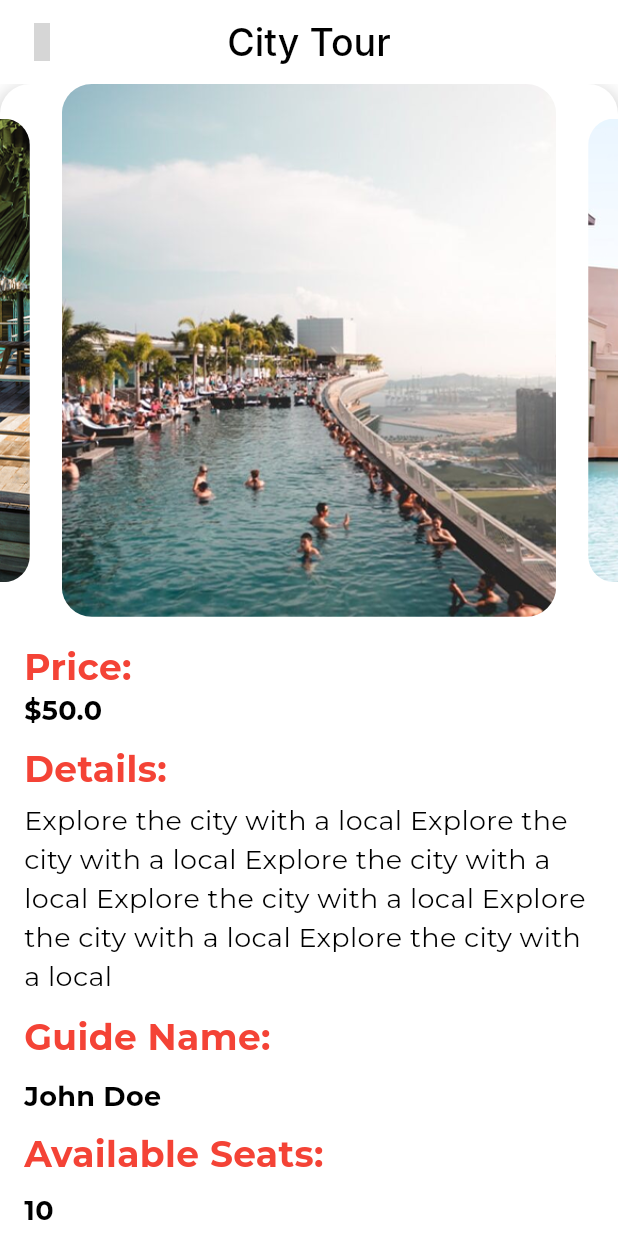
After one commit to lanashkantana/yatab, a Flutter app: the PublicPage screen opened by its route, after a tap on "City Tour", on a phone screen of 412 x 824 dp. The commit adds this screen. Run offline on Flutter 3.47's test engine with Material 3 defaults, Android fonts, the phone set to English and light mode, and no system bars; drawn by our look-alikes of carousel_slider; our stand-ins replace awesome_dialog, country_picker, curved_navigation_bar, flutter_credit_card, flutter_rating_bar, flutter_screenutil and 8 more; missing offline and left inert: icons_flutter; accounts and stored records are empty; grey boxes are pictures that could not be loaded.

Commit message:
create public tour page

```diff
--- a/lib/core/utils/app_router.dart
+++ b/lib/core/utils/app_router.dart
@@ -1,5 +1,7 @@
 import 'package:go_router/go_router.dart';
-import 'package:test/view/HomePage/hotel_page/home_details/home_details.dart';
+import 'package:test/view/HomePage/booking_page/private_tour/private_tour.dart';
+import 'package:test/view/HomePage/booking_page/public_tour/public_page.dart';
+
 
 import 'package:test/view/HomePage/hotel_page/hotel_page.dart';
 import 'package:test/view/HomePage/hotel_page/payment/payment_details_view.dart';
@@ -10,6 +12,7 @@ import 'package:test/view/auth/auth_tourist/register_page_by_tourist_body.dart';
 import 'package:test/view/auth/auth_tourist/selection_page.dart';
 import 'package:test/view/bottom-navigation_bar/bottom_nav_bar.dart';
 import 'package:test/view/onBoarding_page/on_boarding_page.dart';
+import 'package:test/view/splash_page/splash_page.dart';
 
 class AppRouter {
   static const kLoginPageForTourist = '/kLoginPageForTourist';
@@ -29,11 +32,19 @@ class AppRouter {
   static const kHotelHomeScreen = '/kHotelHomeScreen';
  static const kPayment = '/kPayment';
 
+static const kPublicPage = '/kPublicPage';
+static const kPrivatePage = '/kPrivatePage';
+
+
+
+
+
+
 
   static final router = GoRouter(
     routes: [
       GoRoute(path: '/', builder: (context, state) =>
-       const HomeDetails()),
+       const SplachView()),
       GoRoute(
         path: kOnBoardingScreen,
         builder: (context, state) => const Onboarding(),
@@ -73,6 +84,15 @@ class AppRouter {
         path: kPayment,
         builder: (context, state) => const PaymentDetailsView(),
       ),
+      GoRoute(
+        path: kPublicPage,
+        builder: (context, state) => const PublicPage(),
+      ),
+        GoRoute(
+        path: kPrivatePage,
+        builder: (context, state) => const PrivateTour(),
+      ),
+
     ],
   );
 }
--- a/lib/core/widget/custom_card.dart
+++ b/lib/core/widget/custom_card.dart
@@ -1,6 +1,6 @@
 import 'package:flutter/material.dart';
 
-import 'package:test/core/utils/app_theme.dart';
+
 
 class CommonCard extends StatefulWidget {
   final Color? color;
--- a/lib/core/widget/custom_dialog.dart
+++ b/lib/core/widget/custom_dialog.dart
@@ -1,7 +1,6 @@
 
 import 'package:flutter/material.dart';
-import 'package:test/core/utils/app_style.dart';
-import 'package:test/core/utils/app_theme.dart';
+
 
 class CustomDialog extends StatefulWidget {
   const CustomDialog({
--- /dev/null
+++ b/lib/view/HomePage/booking_page/public_tour/class_tour.dart
@@ -0,0 +1,18 @@
+
+class Tour {
+  final String name;
+  final double price;
+  final String details;
+  final String guideName;
+  final int seats;
+  final List imageUrl; // Added image URL
+
+  Tour({
+    required this.name,
+    required this.price,
+    required this.details,
+    required this.guideName,
+    required this.seats,
+    required this.imageUrl, // Initialize image URL
+  });
+}
--- /dev/null
+++ b/lib/view/HomePage/booking_page/public_tour/public_page.dart
@@ -0,0 +1,159 @@
+import 'package:flutter/material.dart';
+import 'package:flutter_screenutil/flutter_screenutil.dart';
+import 'package:go_router/go_router.dart';
+import 'package:test/core/utils/app_image.dart';
+import 'package:test/core/utils/app_router.dart';
+import 'package:test/core/widget/custom_app_bar.dart';
+import 'package:test/view/HomePage/booking_page/public_tour/class_tour.dart';
+import 'package:test/view/HomePage/booking_page/public_tour/tour_details_page.dart';
+
+class PublicPage extends StatelessWidget {
+  const PublicPage({super.key});
+
+  @override
+  Widget build(BuildContext context) {
+    final List<Tour> tours = [
+      Tour(
+        name: 'City Tour',
+        price: 50.0,
+        details: 'Explore the city with a local Explore the city with a local Explore the city with a local Explore the city with a local Explore the city with a local Explore the city with a local ',
+        guideName: 'John Doe',
+        seats: 10,
+        imageUrl: [
+AssetsData.hotel1,
+AssetsData.hotel2,
+AssetsData.hotel3,
+
+
+        ]
+      ),
+      Tour(
+        name: 'Beach Trip',
+        price: 75.0,
+        details: 'Relax at the beach with all amenities asdad at the beach with all amenities Relax at the beach with all amenities Relax at the beach with all amenitiesRelax at the beach with all amenities.',
+        guideName: 'Jane Smith',
+        seats: 8,
+        imageUrl: [
+
+AssetsData.hotel2,
+AssetsData.hotel3,
+AssetsData.hotel4,
+        ]
+      ),
+       Tour(
+        name: 'Beach Trip',
+        price: 75.0,
+        details: 'Relax at the beach with all amenities Relax at the beach with all amenities Relax at the beach with all amenities.',
+        guideName: 'Jane Smith',
+        seats: 8,
+        imageUrl: [
+AssetsData.hotel3,
+AssetsData.hotel4,
+AssetsData.hotel5,
+        ]
+      ),
+       Tour(
+        name: 'Beach Trip',
+        price: 75.0,
+        details: 'Relax at the beach with all amenities Relax at the beach with all amenities Relax at the beach with all amenities.',
+        guideName: 'Jane Smith',
+        seats: 8,
+        imageUrl: [
+AssetsData.hotel3,
+AssetsData.hotel5,
+AssetsData.hotel4,
+        ]
+      ),
+      // Add more tours here
+    ];
+
+    return Scaffold(
+      appBar: buildAppBar(title: "Public Tour",onPressed: (){
+      GoRouter.of(context).push(AppRouter.kBottomNavBar);
+          }),
+      body: ListView.builder(
+        itemCount: tours.length,
+        itemBuilder: (BuildContext context, int index) {
+          return Padding(
+            padding: const EdgeInsets.symmetric(horizontal: 10, vertical: 20),
+            child: Container(
+              decoration: BoxDecoration(
+                color: Color(0xFFF6F6F6),
+                borderRadius: BorderRadius.circular(20),
+                boxShadow: [
+                  BoxShadow(
+                    color: Colors.grey.withOpacity(0.3),
+                    spreadRadius: 2,
+                    blurRadius: 5,
+                    offset: Offset(0, 3),
+                  ),
+                ],
+              ),
+              child: InkWell(
+                onTap: (){
+                  Navigator.of(context).push(MaterialPageRoute(builder: (context)=>TourDetailPage(tour: tours[index])));
+                },
+                child: Column(
+                  crossAxisAlignment: CrossAxisAlignment.start,
+                  children: [
+                    ClipRRect(
+                      borderRadius: BorderRadius.vertical(top: Radius.circular(20)),
+                      child: Image.asset(
+                        tours[index].imageUrl[0],
+                        width: double.infinity,
+                        height: 200.h,
+                        fit: BoxFit.cover,
+                      ),
+                    ),
+                    Padding(
+                      padding: const EdgeInsets.all(16.0),
+                      child: Column(
+                        crossAxisAlignment: CrossAxisAlignment.start,
+                        children: [
+                          Text(
+                            tours[index].name,
+                            style: TextStyle(
+                              fontSize: 24.sp,
+                              fontWeight: FontWeight.bold,
+                            ),
+                          ),
+                          SizedBox(height: 8.h),
+                          Text(
+                            "Details:",
+                            style: TextStyle(fontSize: 18.sp, color: Colors.black),
+                          ),
+                          SizedBox(height: 5.h),
+                          Text(
+                            tours[index].details,
+                            maxLines: 2,
+                            overflow: TextOverflow.ellipsis,
+                            style: TextStyle(fontSize: 16.sp, color: Colors.grey[600]),
+                          ),
+                          SizedBox(height: 10.h),
+                          Row(
+                            mainAxisAlignment: MainAxisAlignment.spaceBetween,
+                            children: [
+                              Text(
+                                "Seats: ${tours[index].seats}",
+                                style: TextStyle(fontSize: 16.sp, color: Colors.black),
+                              ),
+                              Text(
+                                "\$${tours[index].price} Per Person",
+                                style: TextStyle(fontSize: 16.sp, color: Colors.black, fontWeight: FontWeight.bold),
+                              ),
+                            ],
+                          ),
+
+                        ],
+                      ),
+                    ),
+                  ],
+                ),
+              ),
+            ),
+          );
+        },
+      ),
+    );
+  }
+}
--- /dev/null
+++ b/lib/view/HomePage/booking_page/public_tour/tour_details_page.dart
@@ -0,0 +1,131 @@
+import 'package:carousel_slider/carousel_slider.dart';
+import 'package:flutter/material.dart';
+import 'package:flutter_screenutil/flutter_screenutil.dart';
+import 'package:test/core/widget/custom_app_bar.dart';
+import 'package:test/core/widget/custom_button.dart';
+import 'package:test/view/HomePage/booking_page/public_tour/class_tour.dart';
+import 'package:test/view/HomePage/hotel_page/payment/payment_mehods_buttom_sheet.dart';
+
+
+class TourDetailPage extends StatelessWidget {
+  final Tour tour;
+
+  const TourDetailPage({super.key, required this.tour});
+
+  @override
+  Widget build(BuildContext context) {
+    return Scaffold(
+      appBar: buildAppBar(title: tour.name, onPressed: () {
+        Navigator.of(context).pop();
+      }),
+      body: SingleChildScrollView(
+        child: Container(
+          decoration: BoxDecoration(
+            borderRadius: BorderRadius.circular(20),
+            color: Colors.white,
+            boxShadow: [
+              BoxShadow(
+                color: Colors.grey.withOpacity(0.5),
+                spreadRadius: 2,
+                blurRadius: 10,
+                offset: Offset(0, 5),
+              ),
+            ],
+          ),
+          child: Column(
+            crossAxisAlignment: CrossAxisAlignment.start,
+            children: [
+           CarouselSlider(
+  options: CarouselOptions(
+    height: 350.h,
+    enlargeCenterPage: true,
+    autoPlay: true,
+    autoPlayInterval: Duration(seconds: 2),
+    aspectRatio: 16 / 9,
+    viewportFraction: 0.8, // تأكد من أن هذه القيمة مناسبة لعرض 3 صور
+  ),
+  items: [
+    // استبدل هذه الصور بالمسارات الصحيحة للصور
+    ClipRRect(
+      borderRadius: BorderRadius.circular(20),
+      child: Image.asset(tour.imageUrl[0], fit: BoxFit.cover),
+    ),
+    ClipRRect(
+      borderRadius: BorderRadius.circular(20),
+      child: Image.asset(tour.imageUrl[1], fit: BoxFit.cover),
+    ),
+    ClipRRect(
+      borderRadius: BorderRadius.circular(20),
+      child: Image.asset(tour.imageUrl[2], fit: BoxFit.cover),
+    ),
+  ],
+),
+              Padding(
+                padding: const EdgeInsets.all(16.0),
+                child: Column(
+                  crossAxisAlignment: CrossAxisAlignment.start,
+                  children: [
+                    Text(
+                      'Price:',
+                      style: TextStyle(fontSize: 24, fontWeight: FontWeight.bold, color: Colors.red),
+                    ),
+                    Text(
+                      '\$${tour.price}',
+                      style: TextStyle(fontSize: 18, fontWeight: FontWeight.bold, color: Colors.black),
+                    ),
+                    const SizedBox(height: 8),
+                    Text(
+                      'Details:',
+                      style: TextStyle(fontSize: 24, fontWeight: FontWeight.bold, color: Colors.red),
+                    ),
+                    const SizedBox(height: 5),
+                    Text(
+                      tour.details,
+                      style: TextStyle(fontSize: 18, color: Colors.black),
+                    ),
+                    const SizedBox(height: 10),
+                    Text(
+                      'Guide Name:',
+                      style: TextStyle(fontSize: 24, fontWeight: FontWeight.bold, color: Colors.red),
+                    ),
+                    const SizedBox(height: 10),
+                    Text(
+                      tour.guideName,
+                      style: TextStyle(fontSize: 18, fontWeight: FontWeight.bold, color: Colors.black),
+                    ),
+                    const SizedBox(height: 8),
+                    Text(
+                      'Available Seats:',
+                      style: TextStyle(fontSize: 24, fontWeight: FontWeight.bold, color: Colors.red),
+                    ),
+                    const SizedBox(height: 8),
+                    Text(
+                      '${tour.seats}',
+                      style: TextStyle(fontSize: 18, fontWeight: FontWeight.bold, color: Colors.black),
+                    ),
+                    const SizedBox(height: 10),
+                    CustomButton(
+                      text: "Booking Tour",
+                      ontap: () {
+                        showModalBottomSheet(
+                          backgroundColor: Color(0xffD8D8D8),
+                          shape: RoundedRectangleBorder(
+                            borderRadius: BorderRadius.circular(16),
+                          ),
+                          context: context,
+                          builder: (context) {
+                            return PaymentMethodsBottomSheet();
+                          },
+                        );
+                      },
+                    ),
+                  ],
+                ),
+              ),
+            ],
+          ),
+        ),
+      ),
+    );
+  }
+}
--- a/lib/view/HomePage/hotel_page/home_details/home_details.dart
+++ b/lib/view/HomePage/hotel_page/home_details/home_details.dart
@@ -1,7 +1,6 @@
 import 'package:flutter/material.dart';
 import 'package:go_router/go_router.dart';
 import 'package:test/core/widget/custom_app_bar.dart';
-
 import 'package:test/view/HomePage/hotel_page/home_details/myhotel_page.dart';
 import 'package:test/view/HomePage/hotel_page/hotel_list_model.dart';
 import 'package:test/view/HomePage/hotel_page/hotel_list_view_item.dart';
```
Also changed, not shown: lib/view/HomePage/booking_page/booking_page.dart (+64 -2 lines), lib/view/HomePage/booking_page/private_tour/private_tour.dart (added, +10 -0 lines), lib/view/HomePage/hotel_page/home_details/myhotel_page.dart (+29 -18 lines), lib/view/HomePage/hotel_page/hotel_list_model.dart (+27 -7 lines), lib/view/HomePage/hotel_page/hotel_list_view.dart (+25 -21 lines), pubspec.yaml (+2 -7 lines), pubspec.lock.
